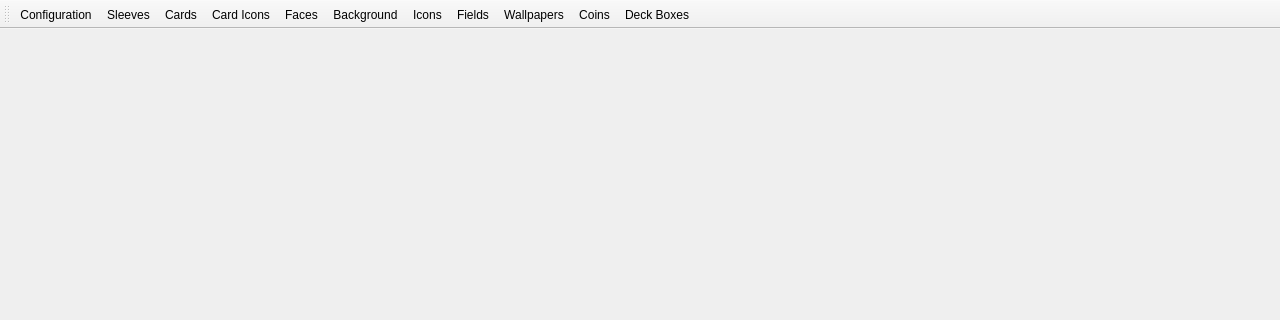
Nauder/floowandereeze-and-modding-qt, file qtdesigner/ui/mainwindow.ui: the form before one commit; both pictures show x 0 to 1280 and y 0 to 320 of the 1280 by 720 pixel window.
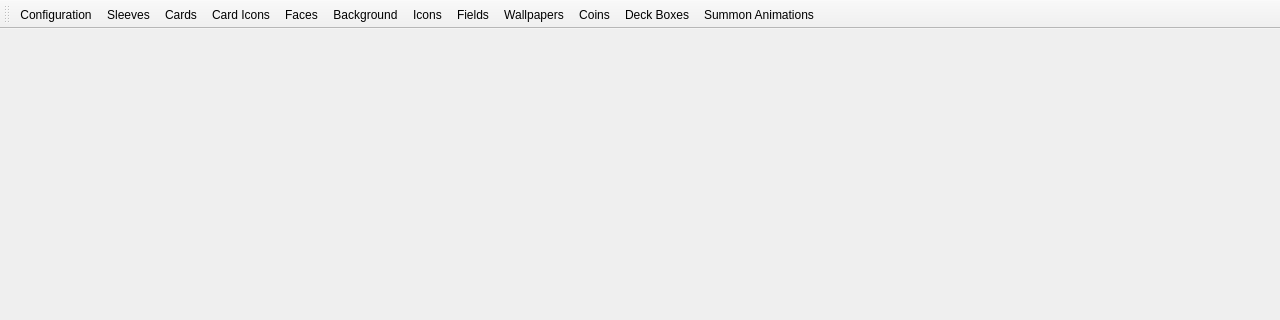
The form after the commit. Icons and pictures are not drawn. Custom widgets are drawn as their Qt base class.

Commit message: feat: add summon editing with searchable asset metadata

```diff
--- a/qtdesigner/ui/mainwindow.ui
+++ b/qtdesigner/ui/mainwindow.ui
@@ -131,6 +131,7 @@
    <addaction name="actionwallpaper_button"/>
    <addaction name="actioncoin_button"/>
    <addaction name="actiondeck_box_button"/>
+   <addaction name="actionsummon_animation_button"/>
   </widget>
   <action name="actionconfig_button">
    <property name="icon">
@@ -321,6 +322,11 @@
     <enum>QAction::MenuRole::NoRole</enum>
    </property>
   </action>
+  <action name="actionsummon_animation_button">
+   <property name="icon"><iconset resource="../resources.qrc"><normaloff>:/ui/images/animation.png</normaloff>:/ui/images/animation.png</iconset></property>
+   <property name="text"><string>Summon Animations</string></property>
+   <property name="checkable"><bool>true</bool></property>
+  </action>
  </widget>
  <customwidgets>
   <customwidget>
```
Left out of the diff: 2 changed lines with no effect on the pictures. The commit also changes 62 other files.
